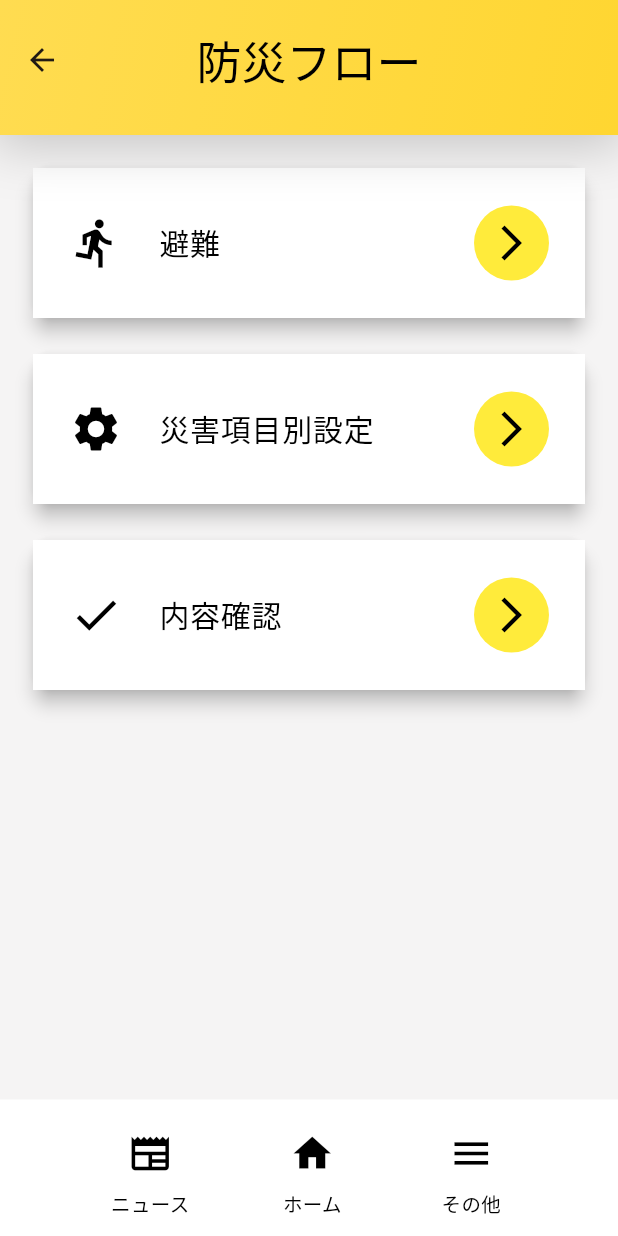
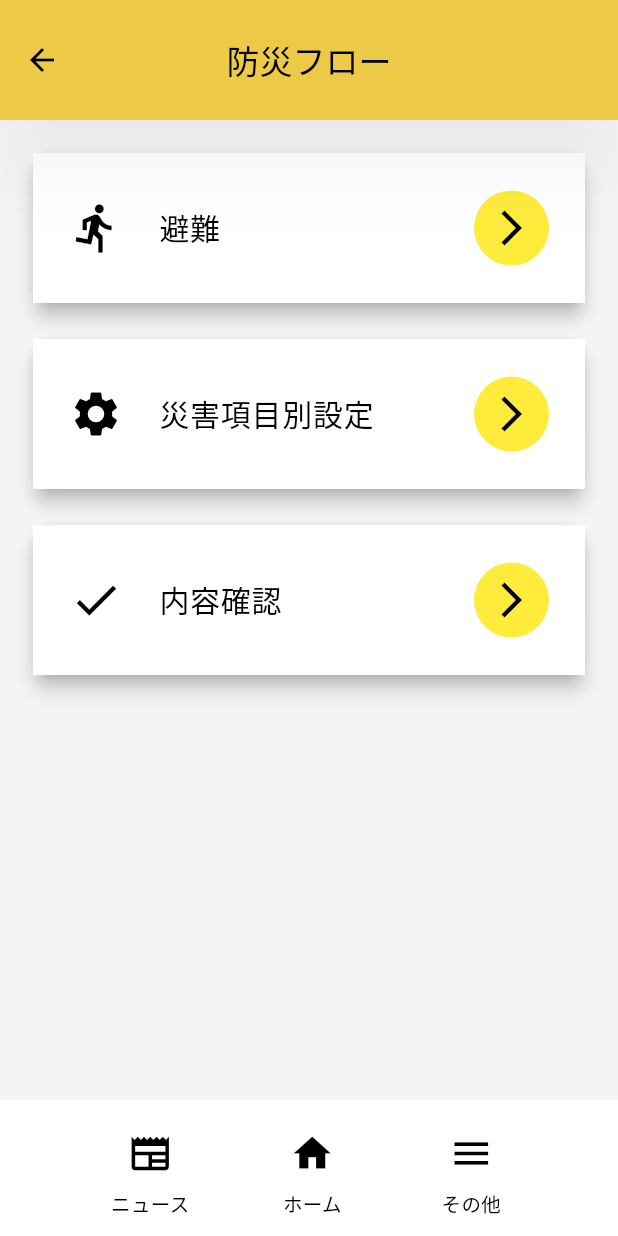
Before and after one commit to Campfire-Social-Impl/disaster_flow, a Flutter app: the HomeScreen screen opened directly, on a phone screen of 412 x 824 dp. Run offline on Flutter 3.47's test engine with Material 3 defaults, Android fonts, the phone set to English and light mode, and no system bars; our stand-ins replace drift, hooks_riverpod, sqlite3_flutter_libs; missing offline and left inert: sqlite3; accounts and stored records are empty; generated files the repository leaves out were written again.

Commit message:
update: fixed app bar to be simple

```diff
--- a/lib/pages/home_page.dart
+++ b/lib/pages/home_page.dart
@@ -8,42 +8,14 @@ class HomeScreen extends StatelessWidget {
     return Scaffold(
       extendBodyBehindAppBar: false,
       backgroundColor: const Color.fromARGB(255, 245, 244, 244),
-      appBar: PreferredSize(
-        preferredSize: Size.fromHeight(90.0),
-        child: Container(
-          decoration: BoxDecoration(
-            gradient: LinearGradient(
-              begin: Alignment.topLeft,
-              end: Alignment.bottomRight,
-              colors: [
-                const Color.fromARGB(255, 255, 220, 81),
-                const Color.fromARGB(255, 255, 214, 49),
-              ],
-            ),
-            boxShadow: [
-              BoxShadow(
-                color: Colors.black.withOpacity(0.2),
-                blurRadius: 30.0,
-                spreadRadius: 5.0,
-                offset: Offset(0, 2),
-              ),
-            ],
-          ),
-          child: AppBar(
-            toolbarHeight: 80.0,
-            centerTitle: true,
-            title: Text(
-              "防災フロー",
-              style: TextStyle(
-                color: Colors.black,
-                fontSize: 30,
-                fontWeight: FontWeight.w500,
-              ),
-            ),
-            backgroundColor: Colors.transparent,
-            elevation: 0.0,
-          ),
-        ),
+      appBar: AppBar(
+        title: const Text('防災フロー'),
+        centerTitle: true,
+        toolbarHeight: 80,
+        foregroundColor: Colors.black,
+        backgroundColor: const Color.fromARGB(255, 255, 220, 81),
+        shadowColor: Colors.black.withOpacity(0.2),
+        elevation: 20,
       ),
       body: ListView(
         padding: const EdgeInsets.all(10), // パディングを追加
@@ -149,7 +121,7 @@ class HomeScreen extends StatelessWidget {
         ),
         Text(
           label,
-          style: TextStyle(
+          style: const TextStyle(
             color: Colors.black,
             fontSize: 13,
             fontWeight: FontWeight.w500,
```
